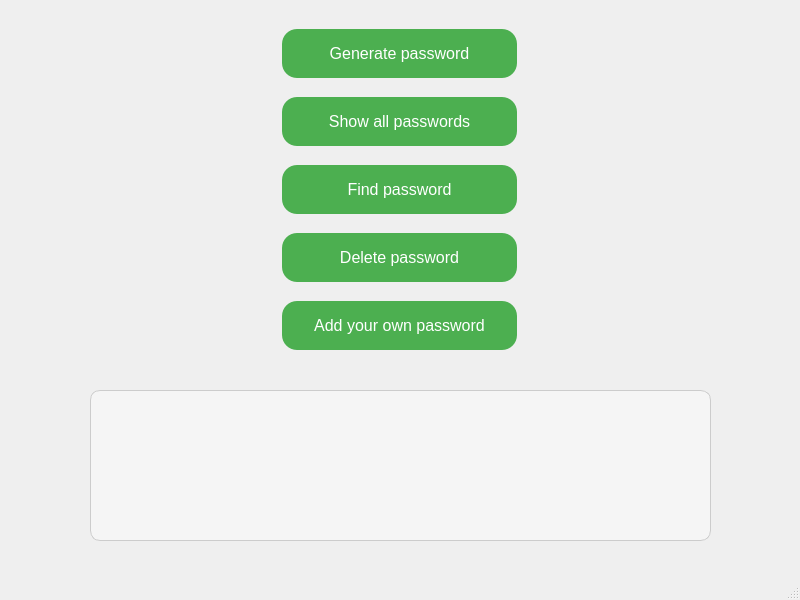
First picture: the form in mainwindow.ui, repository minnesangg/Cerberus, before the edit.
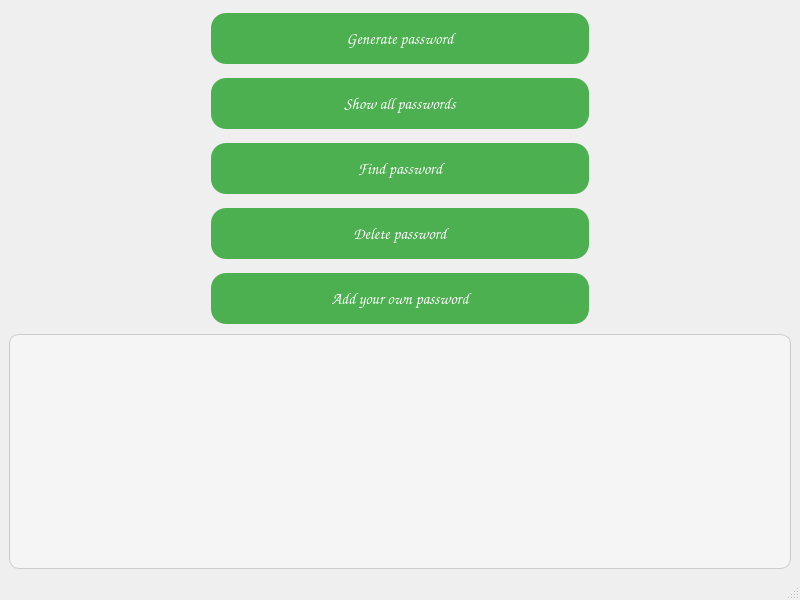
Second picture: the form after the edit.

```diff
--- a/mainwindow.ui
+++ b/mainwindow.ui
@@ -10,21 +10,301 @@
     <height>600</height>
    </rect>
   </property>
+  <property name="sizePolicy">
+   <sizepolicy hsizetype="Expanding" vsizetype="Expanding">
+    <horstretch>1</horstretch>
+    <verstretch>1</verstretch>
+   </sizepolicy>
+  </property>
+  <property name="sizeIncrement">
+   <size>
+    <width>0</width>
+    <height>0</height>
+   </size>
+  </property>
   <property name="windowTitle">
    <string>MainWindow</string>
   </property>
   <widget class="QWidget" name="centralwidget">
-   <widget class="QTextEdit" name="passwordOutput">
-    <property name="geometry">
-     <rect>
-      <x>90</x>
-      <y>390</y>
-      <width>621</width>
-      <height>151</height>
-     </rect>
-    </property>
-    <property name="styleSheet">
-     <string notr="true"> QTextEdit {
+   <property name="sizePolicy">
+    <sizepolicy hsizetype="Expanding" vsizetype="Expanding">
+     <horstretch>1</horstretch>
+     <verstretch>1</verstretch>
+    </sizepolicy>
+   </property>
+   <property name="cursor">
+    <cursorShape>PointingHandCursor</cursorShape>
+   </property>
+   <layout class="QGridLayout" name="gridLayout">
+    <item row="0" column="0">
+     <layout class="QVBoxLayout" name="verticalLayout" stretch="1,1,1,1,1">
+      <property name="sizeConstraint">
+       <enum>QLayout::SetNoConstraint</enum>
+      </property>
+      <property name="leftMargin">
+       <number>200</number>
+      </property>
+      <property name="rightMargin">
+       <number>200</number>
+      </property>
+      <item>
+       <widget class="QPushButton" name="generateButton">
+        <property name="enabled">
+         <bool>true</bool>
+        </property>
+        <property name="sizePolicy">
+         <sizepolicy hsizetype="Expanding" vsizetype="Expanding">
+          <horstretch>1</horstretch>
+          <verstretch>6</verstretch>
+         </sizepolicy>
+        </property>
+        <property name="sizeIncrement">
+         <size>
+          <width>0</width>
+          <height>0</height>
+         </size>
+        </property>
+        <property name="baseSize">
+         <size>
+          <width>0</width>
+          <height>0</height>
+         </size>
+        </property>
+        <property name="font">
+         <font>
+          <family>Comic Sans MS</family>
+          <pointsize>-1</pointsize>
+          <underline>false</underline>
+          <strikeout>false</strikeout>
+         </font>
+        </property>
+        <property name="styleSheet">
+         <string notr="true">QPushButton {
+    background-color: #4CAF50; /* Зеленый фон */
+    border: none; /* Без рамки */
+    color: white; /* Белый текст */
+    padding: 15px 32px; /* Отступы */
+    text-align: center; /* Выравнивание текста по центру */
+    text-decoration: none; /* Без подчеркивания текста */
+    display: inline-block; /* Для блоков */
+    font-size: 16px; /* Размер шрифта */
+    margin: 4px 2px; /* Отступы вокруг кнопки */
+    cursor: pointer; /* Курсор-указатель при наведении */
+    border-radius: 15px; /* Скругление углов */
+    transition: background-color 0.3s, box-shadow 0.3s; /* Плавный переход для фона и тени */
+    box-shadow: 3px 3px 5px rgba(0, 0, 0, 0.3); /* Добавление тени */
+}
+
+QPushButton:hover {
+    background-color: #45a049; /* Более темный зеленый при наведении */
+}
+
+QPushButton:pressed {
+    background-color: #388e3c; /* Еще более темный зеленый при нажатии */
+    box-shadow: 1px 1px 3px rgba(0, 0, 0, 0.2); /* Уменьшение тени при нажатии */
+}
+</string>
+        </property>
+        <property name="text">
+         <string>Generate password</string>
+        </property>
+       </widget>
+      </item>
+      <item>
+       <widget class="QPushButton" name="showButton">
+        <property name="sizePolicy">
+         <sizepolicy hsizetype="Expanding" vsizetype="Expanding">
+          <horstretch>1</horstretch>
+          <verstretch>1</verstretch>
+         </sizepolicy>
+        </property>
+        <property name="font">
+         <font>
+          <family>Comic Sans MS</family>
+          <pointsize>-1</pointsize>
+          <underline>false</underline>
+          <strikeout>false</strikeout>
+         </font>
+        </property>
+        <property name="layoutDirection">
+         <enum>Qt::RightToLeft</enum>
+        </property>
+        <property name="styleSheet">
+         <string notr="true">  QPushButton {
+        background-color: #4CAF50; /* Зеленый фон */
+        border: none; /* Без рамки */
+        color: white; /* Белый текст */
+        padding: 15px 32px; /* Отступы */
+        text-align: center; /* Выравнивание текста по центру */
+        text-decoration: none; /* Без подчеркивания текста */
+        display: inline-block; /* Для блоков */
+        font-size: 16px; /* Размер шрифта */
+        margin: 4px 2px; /* Отступы вокруг кнопки */
+        cursor: pointer; /* Курсор-указатель при наведении */
+        border-radius: 15px; /* Скругление углов */
+        transition: background-color 0.3s; /* Плавный переход цвета фона */
+    }
+    QPushButton:hover {
+        background-color: #45a049; /* Более темный зеленый при наведении */
+    }
+    QPushButton:pressed {
+        background-color: #388e3c; /* Еще более темный зеленый при нажатии */
+    }
+
+</string>
+        </property>
+        <property name="text">
+         <string>Show all passwords</string>
+        </property>
+       </widget>
+      </item>
+      <item>
+       <widget class="QPushButton" name="findButton">
+        <property name="sizePolicy">
+         <sizepolicy hsizetype="Expanding" vsizetype="Expanding">
+          <horstretch>1</horstretch>
+          <verstretch>1</verstretch>
+         </sizepolicy>
+        </property>
+        <property name="font">
+         <font>
+          <family>Comic Sans MS</family>
+          <pointsize>-1</pointsize>
+          <underline>false</underline>
+          <strikeout>false</strikeout>
+         </font>
+        </property>
+        <property name="styleSheet">
+         <string notr="true">  QPushButton {
+        background-color: #4CAF50; /* Зеленый фон */
+        border: none; /* Без рамки */
+        color: white; /* Белый текст */
+        padding: 15px 32px; /* Отступы */
+        text-align: center; /* Выравнивание текста по центру */
+        text-decoration: none; /* Без подчеркивания текста */
+        display: inline-block; /* Для блоков */
+        font-size: 16px; /* Размер шрифта */
+        margin: 4px 2px; /* Отступы вокруг кнопки */
+        cursor: pointer; /* Курсор-указатель при наведении */
+        border-radius: 15px; /* Скругление углов */
+        transition: background-color 0.3s; /* Плавный переход цвета фона */
+    }
+    QPushButton:hover {
+        background-color: #45a049; /* Более темный зеленый при наведении */
+    }
+    QPushButton:pressed {
+        background-color: #388e3c; /* Еще более темный зеленый при нажатии */
+    }
+
+</string>
+        </property>
+        <property name="text">
+         <string>Find password</string>
+        </property>
+       </widget>
+      </item>
+      <item>
+       <widget class="QPushButton" name="deleteButton">
+        <property name="sizePolicy">
+         <sizepolicy hsizetype="Expanding" vsizetype="Expanding">
+          <horstretch>1</horstretch>
+          <verstretch>1</verstretch>
+         </sizepolicy>
+        </property>
+        <property name="font">
+         <font>
+          <family>Comic Sans MS</family>
+          <pointsize>-1</pointsize>
+          <underline>false</underline>
+          <strikeout>false</strikeout>
+         </font>
+        </property>
+        <property name="styleSheet">
+         <string notr="true">  QPushButton {
+        background-color: #4CAF50; /* Зеленый фон */
+        border: none; /* Без рамки */
+        color: white; /* Белый текст */
+        padding: 15px 32px; /* Отступы */
+        text-align: center; /* Выравнивание текста по центру */
+        text-decoration: none; /* Без подчеркивания текста */
+        display: inline-block; /* Для блоков */
+        font-size: 16px; /* Размер шрифта */
+        margin: 4px 2px; /* Отступы вокруг кнопки */
+        cursor: pointer; /* Курсор-указатель при наведении */
+        border-radius: 15px; /* Скругление углов */
+        transition: background-color 0.3s; /* Плавный переход цвета фона */
+    }
+    QPushButton:hover {
+        background-color: #45a049; /* Более темный зеленый при наведении */
+    }
+    QPushButton:pressed {
+        background-color: #388e3c; /* Еще более темный зеленый при нажатии */
+    }
+
+</string>
+        </property>
+        <property name="text">
+         <string>Delete password</string>
+        </property>
+       </widget>
+      </item>
+      <item>
+       <widget class="QPushButton" name="addButton">
+        <property name="sizePolicy">
+         <sizepolicy hsizetype="Expanding" vsizetype="Expanding">
+          <horstretch>1</horstretch>
+          <verstretch>1</verstretch>
+         </sizepolicy>
+        </property>
+        <property name="font">
+         <font>
+          <family>Comic Sans MS</family>
+          <pointsize>-1</pointsize>
+          <underline>false</underline>
+          <strikeout>false</strikeout>
+         </font>
+        </property>
+        <property name="styleSheet">
+         <string notr="true">  QPushButton {
+        background-color: #4CAF50; /* Зеленый фон */
+        border: none; /* Без рамки */
+        color: white; /* Белый текст */
+        padding: 15px 32px; /* Отступы */
+        text-align: center; /* Выравнивание текста по центру */
+        text-decoration: none; /* Без подчеркивания текста */
+        display: inline-block; /* Для блоков */
+        font-size: 16px; /* Размер шрифта */
+        margin: 4px 2px; /* Отступы вокруг кнопки */
+        cursor: pointer; /* Курсор-указатель при наведении */
+        border-radius: 15px; /* Скругление углов */
+        transition: background-color 0.3s; /* Плавный переход цвета фона */
+    }
+    QPushButton:hover {
+        background-color: #45a049; /* Более темный зеленый при наведении */
+    }
+    QPushButton:pressed {
+        background-color: #388e3c; /* Еще более темный зеленый при нажатии */
+    }
+
+</string>
+        </property>
+        <property name="text">
+         <string>Add your own password</string>
+        </property>
+       </widget>
+      </item>
+     </layout>
+    </item>
+    <item row="1" column="0">
+     <widget class="QTextEdit" name="passwordOutput">
+      <property name="sizePolicy">
+       <sizepolicy hsizetype="Expanding" vsizetype="Expanding">
+        <horstretch>1</horstretch>
+        <verstretch>1</verstretch>
+       </sizepolicy>
+      </property>
+      <property name="styleSheet">
+       <string notr="true"> QTextEdit {
         background-color: #f5f5f5; /* Светло-серый фон */
         border: 1px solid #ccc; /* Светло-серая граница */
         border-radius: 10px; /* Скругление углов */
@@ -37,178 +317,13 @@
     }
 
 </string>
-    </property>
-    <property name="readOnly">
-     <bool>true</bool>
-    </property>
-   </widget>
-   <widget class="QWidget" name="layoutWidget">
-    <property name="geometry">
-     <rect>
-      <x>280</x>
-      <y>20</y>
-      <width>239</width>
-      <height>341</height>
-     </rect>
-    </property>
-    <layout class="QVBoxLayout" name="verticalLayout">
-     <item>
-      <widget class="QPushButton" name="generateButton">
-       <property name="styleSheet">
-        <string notr="true">  QPushButton {
-        background-color: #4CAF50; /* Зеленый фон */
-        border: none; /* Без рамки */
-        color: white; /* Белый текст */
-        padding: 15px 32px; /* Отступы */
-        text-align: center; /* Выравнивание текста по центру */
-        text-decoration: none; /* Без подчеркивания текста */
-        display: inline-block; /* Для блоков */
-        font-size: 16px; /* Размер шрифта */
-        margin: 4px 2px; /* Отступы вокруг кнопки */
-        cursor: pointer; /* Курсор-указатель при наведении */
-        border-radius: 15px; /* Скругление углов */
-        transition: background-color 0.3s; /* Плавный переход цвета фона */
-    }
-    QPushButton:hover {
-        background-color: #45a049; /* Более темный зеленый при наведении */
-    }
-    QPushButton:pressed {
-        background-color: #388e3c; /* Еще более темный зеленый при нажатии */
-    }
-
-</string>
-       </property>
-       <property name="text">
-        <string>Generate password</string>
-       </property>
-      </widget>
-     </item>
-     <item>
-      <widget class="QPushButton" name="showButton">
-       <property name="styleSheet">
-        <string notr="true">  QPushButton {
-        background-color: #4CAF50; /* Зеленый фон */
-        border: none; /* Без рамки */
-        color: white; /* Белый текст */
-        padding: 15px 32px; /* Отступы */
-        text-align: center; /* Выравнивание текста по центру */
-        text-decoration: none; /* Без подчеркивания текста */
-        display: inline-block; /* Для блоков */
-        font-size: 16px; /* Размер шрифта */
-        margin: 4px 2px; /* Отступы вокруг кнопки */
-        cursor: pointer; /* Курсор-указатель при наведении */
-        border-radius: 15px; /* Скругление углов */
-        transition: background-color 0.3s; /* Плавный переход цвета фона */
-    }
-    QPushButton:hover {
-        background-color: #45a049; /* Более темный зеленый при наведении */
-    }
-    QPushButton:pressed {
-        background-color: #388e3c; /* Еще более темный зеленый при нажатии */
-    }
-
-</string>
-       </property>
-       <property name="text">
-        <string>Show all passwords</string>
-       </property>
-      </widget>
-     </item>
-     <item>
-      <widget class="QPushButton" name="findButton">
-       <property name="styleSheet">
-        <string notr="true">  QPushButton {
-        background-color: #4CAF50; /* Зеленый фон */
-        border: none; /* Без рамки */
-        color: white; /* Белый текст */
-        padding: 15px 32px; /* Отступы */
-        text-align: center; /* Выравнивание текста по центру */
-        text-decoration: none; /* Без подчеркивания текста */
-        display: inline-block; /* Для блоков */
-        font-size: 16px; /* Размер шрифта */
-        margin: 4px 2px; /* Отступы вокруг кнопки */
-        cursor: pointer; /* Курсор-указатель при наведении */
-        border-radius: 15px; /* Скругление углов */
-        transition: background-color 0.3s; /* Плавный переход цвета фона */
-    }
-    QPushButton:hover {
-        background-color: #45a049; /* Более темный зеленый при наведении */
-    }
-    QPushButton:pressed {
-        background-color: #388e3c; /* Еще более темный зеленый при нажатии */
-    }
-
-</string>
-       </property>
-       <property name="text">
-        <string>Find password</string>
-       </property>
-      </widget>
-     </item>
-     <item>
-      <widget class="QPushButton" name="deleteButton">
-       <property name="styleSheet">
-        <string notr="true">  QPushButton {
-        background-color: #4CAF50; /* Зеленый фон */
-        border: none; /* Без рамки */
-        color: white; /* Белый текст */
-        padding: 15px 32px; /* Отступы */
-        text-align: center; /* Выравнивание текста по центру */
-        text-decoration: none; /* Без подчеркивания текста */
-        display: inline-block; /* Для блоков */
-        font-size: 16px; /* Размер шрифта */
-        margin: 4px 2px; /* Отступы вокруг кнопки */
-        cursor: pointer; /* Курсор-указатель при наведении */
-        border-radius: 15px; /* Скругление углов */
-        transition: background-color 0.3s; /* Плавный переход цвета фона */
-    }
-    QPushButton:hover {
-        background-color: #45a049; /* Более темный зеленый при наведении */
-    }
-    QPushButton:pressed {
-        background-color: #388e3c; /* Еще более темный зеленый при нажатии */
-    }
-
-</string>
-       </property>
-       <property name="text">
-        <string>Delete password</string>
-       </property>
-      </widget>
-     </item>
-     <item>
-      <widget class="QPushButton" name="addButton">
-       <property name="styleSheet">
-        <string notr="true">  QPushButton {
-        background-color: #4CAF50; /* Зеленый фон */
-        border: none; /* Без рамки */
-        color: white; /* Белый текст */
-        padding: 15px 32px; /* Отступы */
-        text-align: center; /* Выравнивание текста по центру */
-        text-decoration: none; /* Без подчеркивания текста */
-        display: inline-block; /* Для блоков */
-        font-size: 16px; /* Размер шрифта */
-        margin: 4px 2px; /* Отступы вокруг кнопки */
-        cursor: pointer; /* Курсор-указатель при наведении */
-        border-radius: 15px; /* Скругление углов */
-        transition: background-color 0.3s; /* Плавный переход цвета фона */
-    }
-    QPushButton:hover {
-        background-color: #45a049; /* Более темный зеленый при наведении */
-    }
-    QPushButton:pressed {
-        background-color: #388e3c; /* Еще более темный зеленый при нажатии */
-    }
-
-</string>
-       </property>
-       <property name="text">
-        <string>Add your own password</string>
-       </property>
-      </widget>
-     </item>
-    </layout>
-   </widget>
+      </property>
+      <property name="readOnly">
+       <bool>true</bool>
+      </property>
+     </widget>
+    </item>
+   </layout>
   </widget>
   <widget class="QMenuBar" name="menubar">
    <property name="geometry">
```
Left out of the diff: 15 changed lines with no effect on the pictures.
